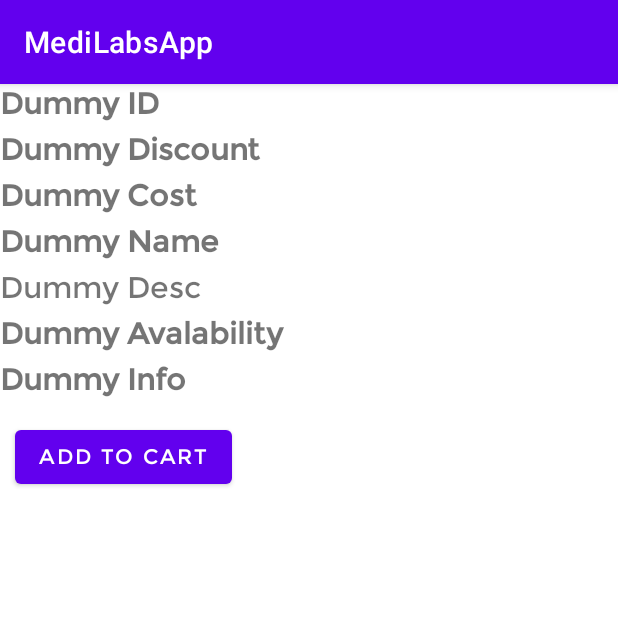
After one commit to mukusawayne/MEDI-LAB-, an Android app: the SingleLabTest screen opened directly, with no data from a screen before it, on a phone screen of 412 x 824 dp, the top half of it. The commit adds this screen. Run offline under Robolectric (Android 15) with nearby library versions, the phone set to English and light mode, and no system bars.

Commit message:
First Commit

```diff
--- a/app/src/main/AndroidManifest.xml
+++ b/app/src/main/AndroidManifest.xml
@@ -13,6 +13,9 @@
         android:supportsRtl="true"
         android:theme="@style/Theme.MediLabsApp"
         tools:targetApi="31">
+        <activity
+            android:name=".SingleLabTest"
+            android:exported="false" />
         <activity
             android:name=".LabTestsActivity"
             android:exported="false" />
--- /dev/null
+++ b/app/src/main/java/com/modcom/medilabsapp/SingleLabTest.kt
@@ -0,0 +1,11 @@
+package com.modcom.medilabsapp
+
+import androidx.appcompat.app.AppCompatActivity
+import android.os.Bundle
+
+class SingleLabTest : AppCompatActivity() {
+    override fun onCreate(savedInstanceState: Bundle?) {
+        super.onCreate(savedInstanceState)
+        setContentView(R.layout.activity_single_lab_test)
+    }
+}
--- /dev/null
+++ b/app/src/main/res/layout/activity_single_lab_test.xml
@@ -0,0 +1,90 @@
+<?xml version="1.0" encoding="utf-8"?>
+<LinearLayout xmlns:android="http://schemas.android.com/apk/res/android"
+    xmlns:app="http://schemas.android.com/apk/res-auto"
+    xmlns:tools="http://schemas.android.com/tools"
+    android:layout_width="match_parent"
+    android:layout_height="match_parent"
+    android:orientation="vertical"
+    tools:context=".SingleLabTest">
+
+    <com.google.android.material.textview.MaterialTextView
+        android:layout_width="match_parent"
+        android:layout_height="wrap_content"
+        android:text="Dummy ID"
+        android:fontFamily="@font/montserrat"
+        android:id="@+id/test_id"
+        android:textStyle="bold"
+        android:textSize="20dp"
+        android:layout_marginBottom="5dp"/>
+
+    <com.google.android.material.textview.MaterialTextView
+        android:layout_width="match_parent"
+        android:layout_height="wrap_content"
+        android:text="Dummy Discount"
+        android:id="@+id/test_discount"
+        android:fontFamily="@font/montserrat"
+        android:textStyle="bold"
+        android:textSize="20dp"
+        android:layout_marginBottom="5dp"/>
+
+    <com.google.android.material.textview.MaterialTextView
+        android:layout_width="match_parent"
+        android:layout_height="wrap_content"
+        android:text="Dummy Cost"
+        android:id="@+id/test_cost"
+        android:fontFamily="@font/montserrat"
+        android:textStyle="bold"
+        android:textSize="20dp"
+        android:layout_marginBottom="5dp"/>
+
+
+    <com.google.android.material.textview.MaterialTextView
+        android:layout_width="match_parent"
+        android:layout_height="wrap_content"
+        android:text="Dummy Name"
+        android:fontFamily="@font/montserrat"
+        android:id="@+id/test_name"
+        android:textStyle="bold"
+        android:textSize="20dp"
+        android:layout_marginBottom="5dp"/>
+
+
+    <com.google.android.material.textview.MaterialTextView
+        android:layout_width="match_parent"
+        android:layout_height="wrap_content"
+        android:text="Dummy Desc"
+        android:fontFamily="@font/montserrat"
+        android:id="@+id/test_description"
+        android:textStyle="normal"
+        android:textSize="20dp"
+        android:layout_marginBottom="5dp"/>
+
+    <com.google.android.material.textview.MaterialTextView
+        android:layout_width="match_parent"
+        android:layout_height="wrap_content"
+        android:text="Dummy Avalability"
+        android:fontFamily="@font/montserrat"
+        android:id="@+id/availability"
+        android:textStyle="bold"
+        android:textSize="20dp"
+        android:layout_marginBottom="5dp"/>
+
+    <com.google.android.material.textview.MaterialTextView
+        android:layout_width="match_parent"
+        android:layout_height="wrap_content"
+        android:text="Dummy Info"
+        android:fontFamily="@font/montserrat"
+        android:id="@+id/more_info"
+        android:textStyle="bold"
+        android:textSize="20dp"
+        android:layout_marginBottom="5dp"/>
+
+    <com.google.android.material.button.MaterialButton
+        android:layout_width="wrap_content"
+        android:layout_height="wrap_content"
+        android:text= "Add to Cart"
+        android:fontFamily="@font/montserrat"
+        android:layout_margin="10dp"
+        android:id="@+id/addcart"/>
+
+</LinearLayout>
--- a/app/src/main/res/layout/single_labtests.xml
+++ b/app/src/main/res/layout/single_labtests.xml
@@ -55,7 +55,6 @@
             android:layout_width="wrap_content"
             android:layout_height="wrap_content"
             android:layout_below="@id/linear1"
-            android:layout_toRightOf="@id/labimage"
             android:layout_marginTop="5dp"
             android:layout_marginLeft="10dp"
             android:layout_marginBottom="5dp"
```
Also changed, not shown: app/src/main/java/com/modcom/medilabsapp/LabTestsActivity.kt (+62 -1 lines), app/src/main/java/com/modcom/medilabsapp/adapters/LabAdapter.kt (+8 -1 lines), app/src/main/java/com/modcom/medilabsapp/adapters/LabTestsAdapter.kt (+23 -1 lines).
